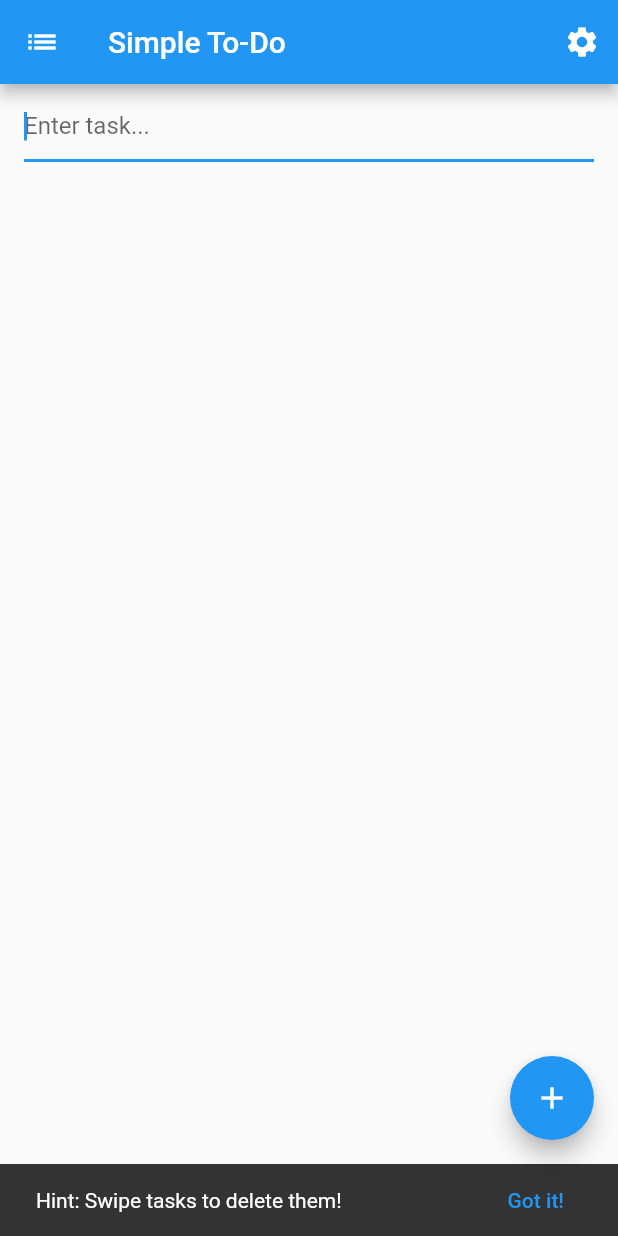
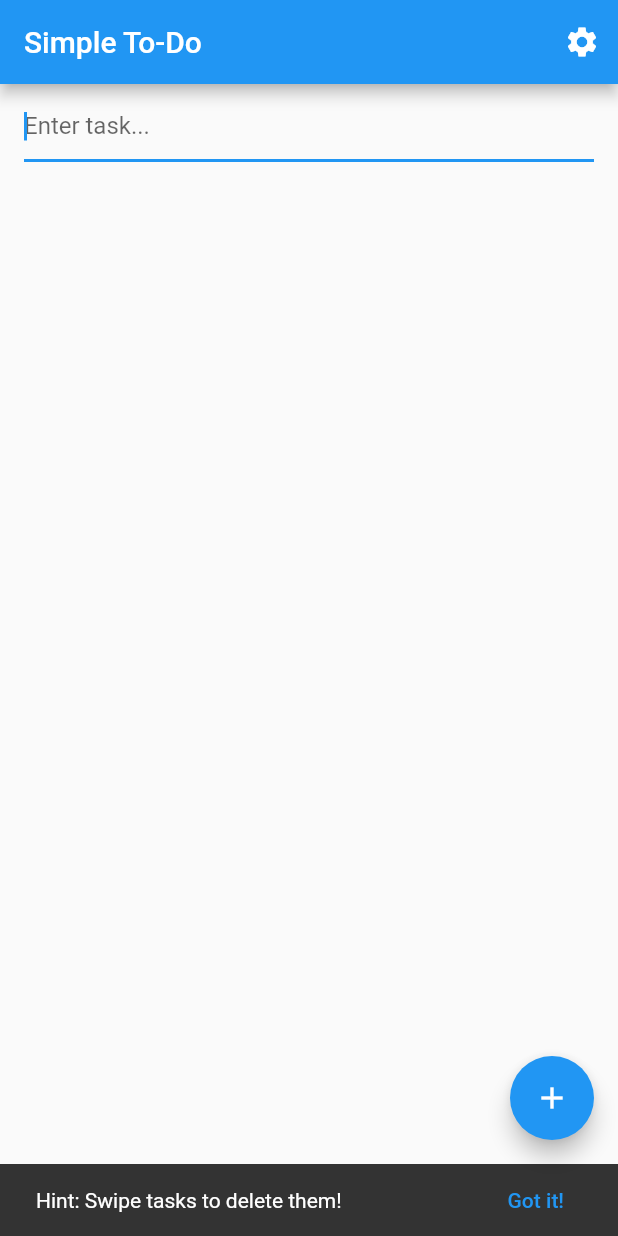
Before and after one commit to YusefOuda/simple-to-do, a Flutter app: the screen it shows after launch, on a phone screen of 412 x 824 dp. Run offline on Flutter 3.47's test engine with Material 2 defaults, Android fonts, the phone set to English and light mode, and no system bars; our stand-ins replace shared_preferences.

Commit message:
removes background from dismissable

```diff
--- a/lib/main.dart
+++ b/lib/main.dart
@@ -63,7 +63,6 @@ class _TodoListHomeState extends State<TodoListHome> {
       key: _scaffoldKey,
       appBar: new AppBar(
         title: new Text(widget.title),
-        leading: new Icon(Icons.list),
         actions: <Widget>[
           new IconButton(
             icon: new Icon(
@@ -201,7 +200,6 @@ class _TodoListHomeState extends State<TodoListHome> {
           new Dismissible(
             resizeDuration: const Duration(milliseconds: 10),
             movementDuration: const Duration(milliseconds: 10),
-            background: new Container(color: Colors.blueAccent),
             onDismissed: (direction) {
               var removedItem;
               setState(() {
```
